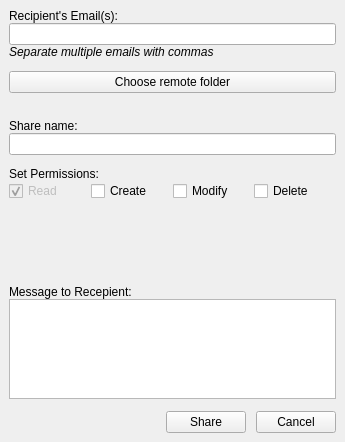
The window that sharefolderwindow.ui (pcloudcom/psyncgui) describes before a commit, drawn with Qt 5.
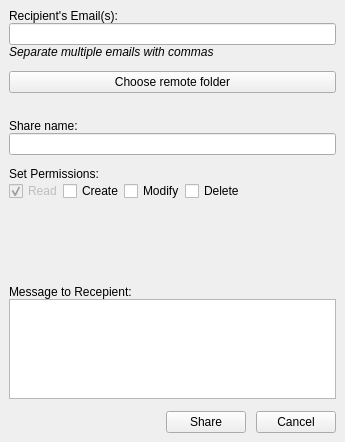
The same window after the commit.

Commit message: ui sharefolder and change permission fix

What changed in the file:
```diff
--- a/sharefolderwindow.ui
+++ b/sharefolderwindow.ui
@@ -139,6 +139,19 @@
           </property>
          </widget>
         </item>
+        <item>
+         <spacer name="horizontalSpacer_2">
+          <property name="orientation">
+           <enum>Qt::Horizontal</enum>
+          </property>
+          <property name="sizeHint" stdset="0">
+           <size>
+            <width>40</width>
+            <height>20</height>
+           </size>
+          </property>
+         </spacer>
+        </item>
        </layout>
       </item>
      </layout>
```
The commit also changes 2 other files.
